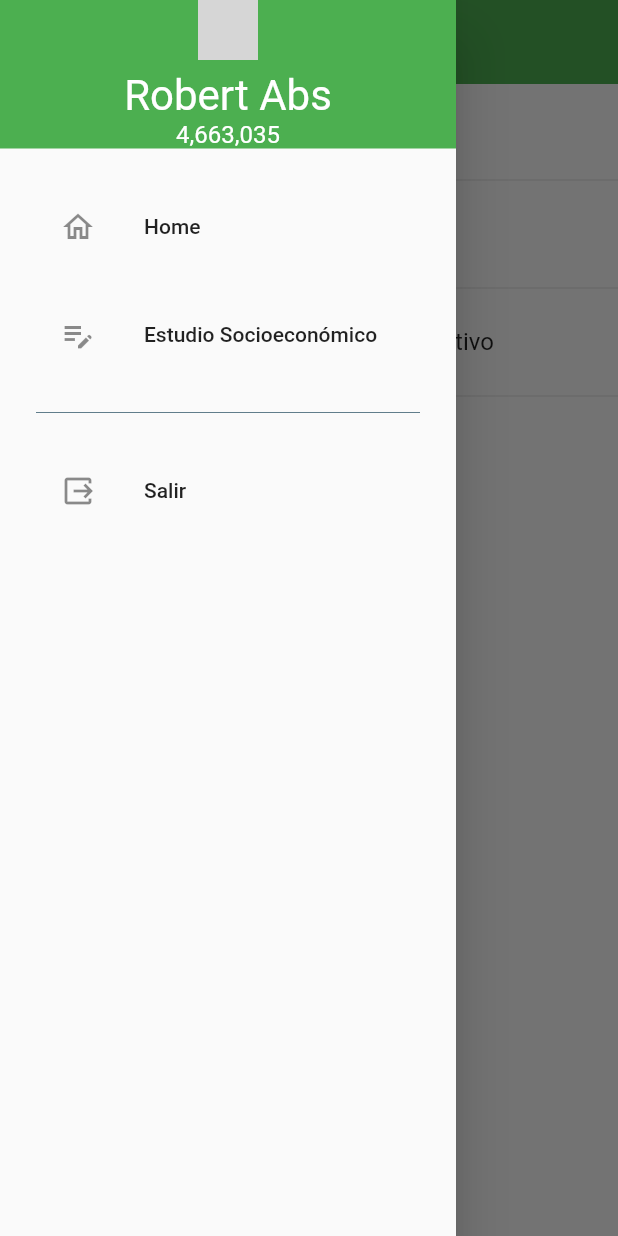
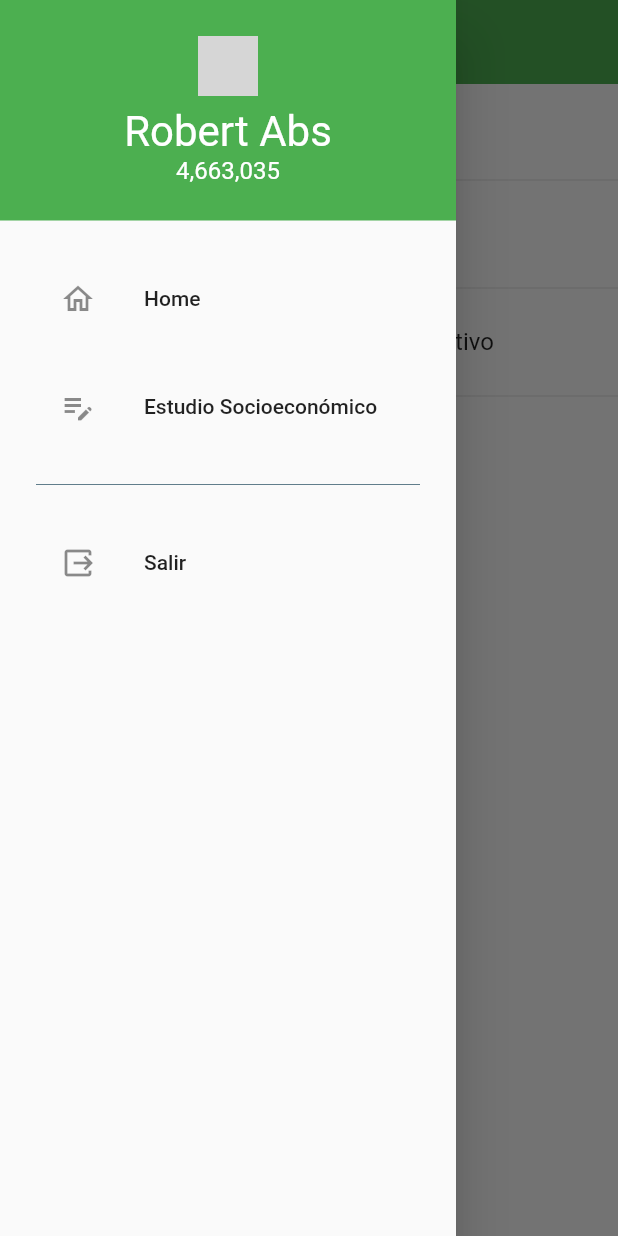
Before and after one commit to AstroLyricX/encuesta-01, a Flutter app: the screen it shows after launch, with the side drawer open, on a phone screen of 412 x 824 dp. Run offline on Flutter 3.47's test engine with Material 2 defaults, Android fonts, the phone set to English and light mode, and no system bars; our stand-ins replace bloc, equatable, flutter_bloc, geolocator, google_maps_flutter, image_picker and 1 more; missing offline and left inert: clipboard; network calls fail; grey boxes are pictures that could not be loaded.

Commit message:
HomeScreen: Update  Menu-Navigation - NavigationDrawer

```diff
--- a/lib/screens/home_screen.dart
+++ b/lib/screens/home_screen.dart
@@ -53,10 +53,16 @@ class NavigationDrawer extends StatelessWidget {
 }
 
 
-Widget buildHeader(BuildContext context) => Container(
+Widget buildHeader(BuildContext context) => Material(
   color: Colors.green.shade500,
+  child:   InkWell(
+    onTap: () {
+
+    },
+    child: Container(
       padding: EdgeInsets.only(
-    top: MediaQuery.of(context).padding.top,
+        top: 24 + MediaQuery.of(context).padding.top,
+        bottom: 24
       ),
       child: Column(
         children: const [
@@ -71,6 +77,8 @@ Widget buildHeader(BuildContext context) => Container(
           style: TextStyle(fontSize: 16, color: Colors.white),
           ),
         ],
+      ),
+    ),
   ),
 );
 
```
Lines whose indentation alone changed are shown as unchanged.
